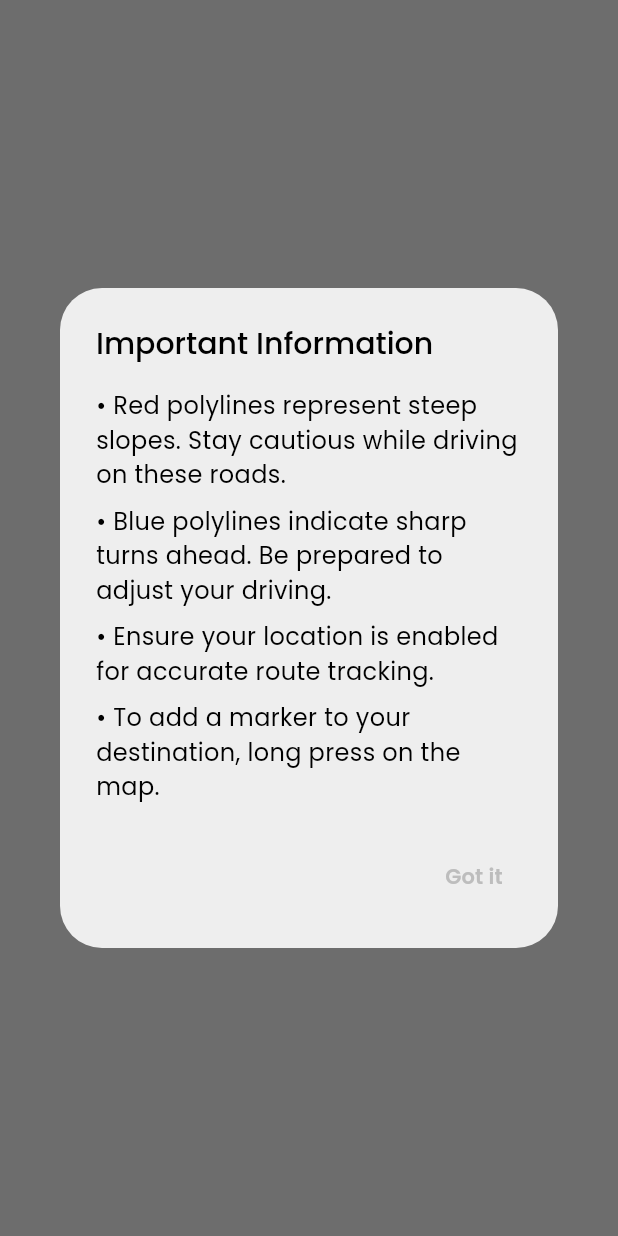
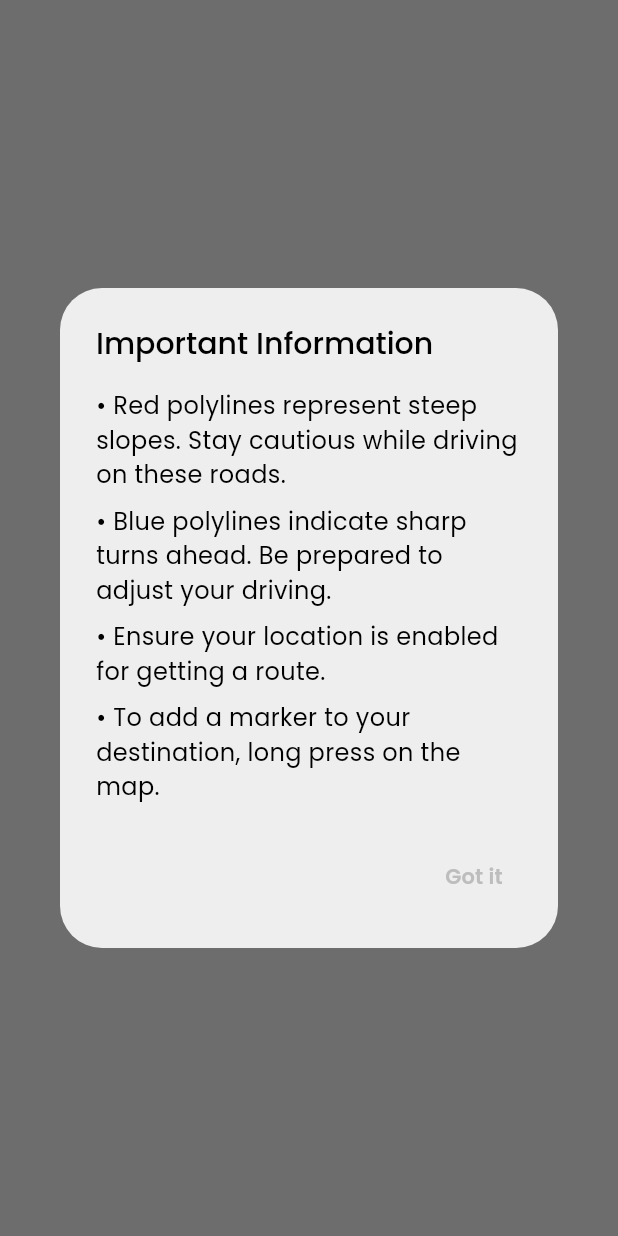
Before and after one commit to MdgSpace-Soc-D-2024/SafeDrive, a Flutter app: what showInfoDialog() shows on an empty page, opened directly, on a phone screen of 412 x 824 dp. Run offline on Flutter 3.47's test engine with Material 3 defaults, Android fonts, the phone set to English and light mode, and no system bars; our stand-ins replace cloud_firestore, connectivity_plus, dio, firebase_auth, firebase_core, firebase_messaging and 10 more; missing offline and left inert: flutter_polyline_points, google_maps_flutter_android, google_maps_flutter_platform_interface; accounts and stored records are empty.

Commit message:
Minor changes

```diff
--- a/flutter/safedrive/lib/main.dart
+++ b/flutter/safedrive/lib/main.dart
@@ -118,7 +118,7 @@ class MyHomePage extends StatefulWidget {
 }
 
 class _MyHomePageState extends State<MyHomePage> {
-  int _currentIndex = 1;
+  int _currentIndex = 0;
   final List<Widget> _screens = [
     MapScreen(),
     DriveScreen(),
--- a/flutter/safedrive/lib/models/misc.dart
+++ b/flutter/safedrive/lib/models/misc.dart
@@ -317,7 +317,7 @@ void showInfoDialog(BuildContext context) {
               ),
               SizedBox(height: 8),
               Text(
-                '• Ensure your location is enabled for accurate route tracking.',
+                '• Ensure your location is enabled for getting a route.',
                 style: TextStyle(fontSize: 16),
               ),
               SizedBox(height: 8),
```
Also changed, not shown: flutter/safedrive/lib/pages/drive_screen.dart (+5 -9 lines).
